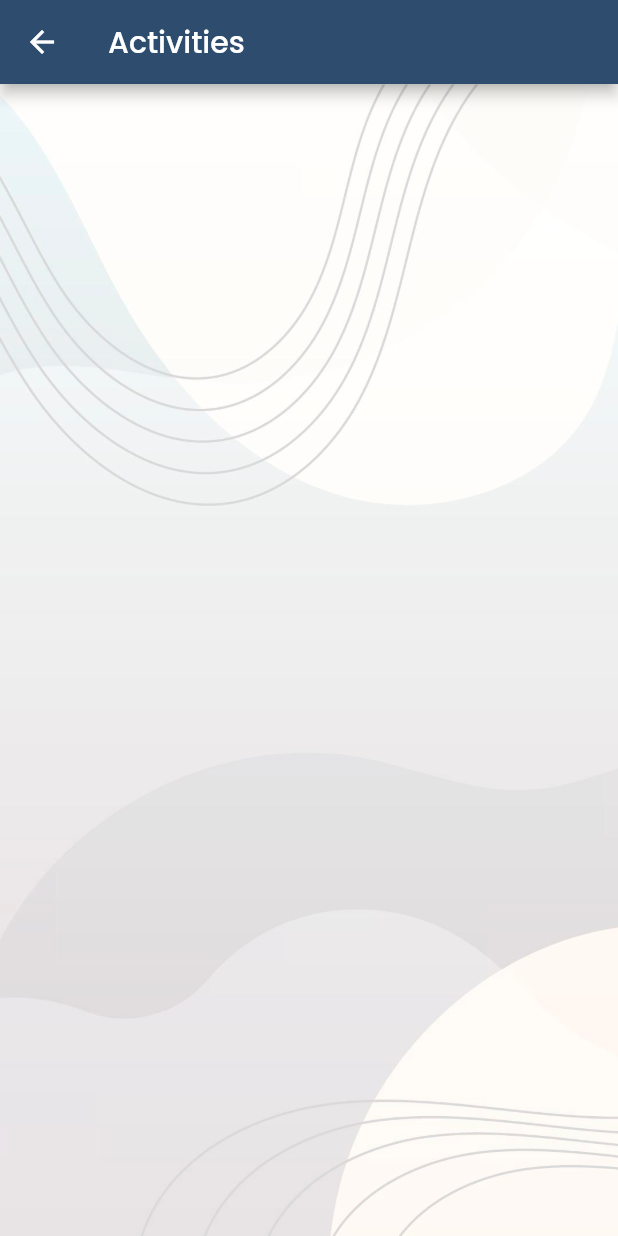
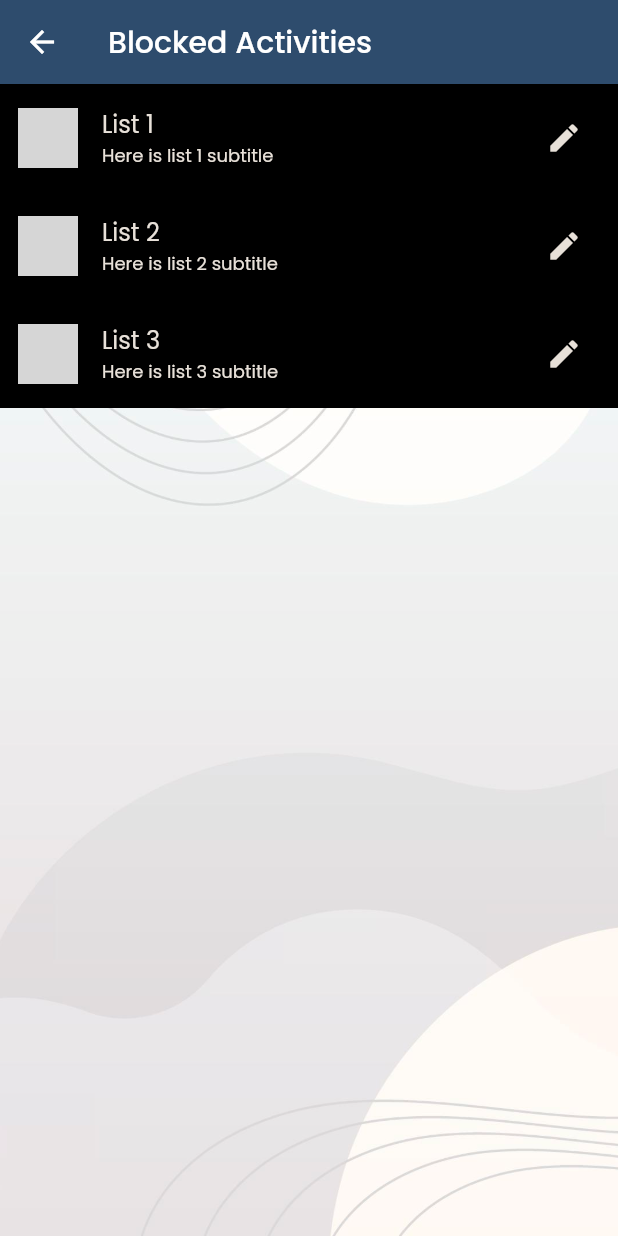
Before and after one commit to harunalbayrak/graduation-app, a Flutter app: the Activities screen opened by its route, on a phone screen of 412 x 824 dp. Run offline on Flutter 3.47's test engine with Material 2 defaults, Android fonts, the light colour scheme and no system bars; drawn by our look-alikes of auto_size_text; our stand-ins replace easy_localization; missing offline and left inert: flutter_gradient_colors; network calls fail; grey boxes are pictures that could not be loaded.

Commit message:
Add Activities Screen

```diff
--- a/lib/ui/activities/activities.dart
+++ b/lib/ui/activities/activities.dart
@@ -1,4 +1,8 @@
 import 'package:flutter/material.dart';
+import 'package:graduation_app/constants/box_decorations.dart';
+import 'package:graduation_app/constants/text_styles.dart';
+import 'package:auto_size_text/auto_size_text.dart';
+import 'package:graduation_app/constants/colors.dart';
 
 class Activities extends StatefulWidget {
   Activities({Key? key}) : super(key: key);
@@ -8,27 +12,63 @@ class Activities extends StatefulWidget {
 }
 
 class _ActivitiesState extends State<Activities> {
+  final titles = ["List 1", "List 2", "List 3"];
+  final subtitles = [
+    "Here is list 1 subtitle",
+    "Here is list 2 subtitle",
+    "Here is list 3 subtitle"
+  ];
+
   @override
   Widget build(BuildContext context) {
     return Scaffold(
-      appBar: AppBar(title: const Text('Activities')),
+      appBar: AppBar(title: const Text('Blocked Activities')),
       body: Stack(
         children: [
-          const Positioned.fill(
-            child: Image(
-              image: AssetImage("assets/images/background0.jpg"),
-              fit: BoxFit.cover,
-            ),
-          ),
-          Center(
-              child: Column(
-            mainAxisAlignment: MainAxisAlignment.center,
-            children: [
-              Container(),
-            ],
-          )),
+          buildBackground(),
+          buildListView(),
         ],
       ),
     );
   }
+
+  Widget buildBackground() {
+    return const Positioned.fill(
+      child: Image(
+        image: AssetImage("assets/images/background0.jpg"),
+        fit: BoxFit.cover,
+      ),
+    );
+  }
+
+  Widget buildListView() {
+    return ListView.builder(
+      itemCount: titles.length,
+      itemBuilder: (context, index) {
+        return Container(
+          padding: EdgeInsets.zero,
+          decoration: classicBlackGray,
+          child: buildListTiles(index),
+        );
+      },
+    );
+  }
+
+  Widget buildListTiles(index) {
+    return ListTile(
+      contentPadding: const EdgeInsets.fromLTRB(12, 0, 12, 0),
+      title: AutoSizeText(titles[index], style: textStyle2),
+      subtitle: AutoSizeText(subtitles[index], style: textStyle2),
+      leading: const CircleAvatar(
+          backgroundImage: NetworkImage(
+              "https://images.unsplash.com/photo-1547721064-da6cfb341d50")),
+      trailing: IconButton(
+        onPressed: () {},
+        icon: const Icon(
+          Icons.edit,
+          color: gray,
+        ),
+      ),
+    );
+  }
 }
```
